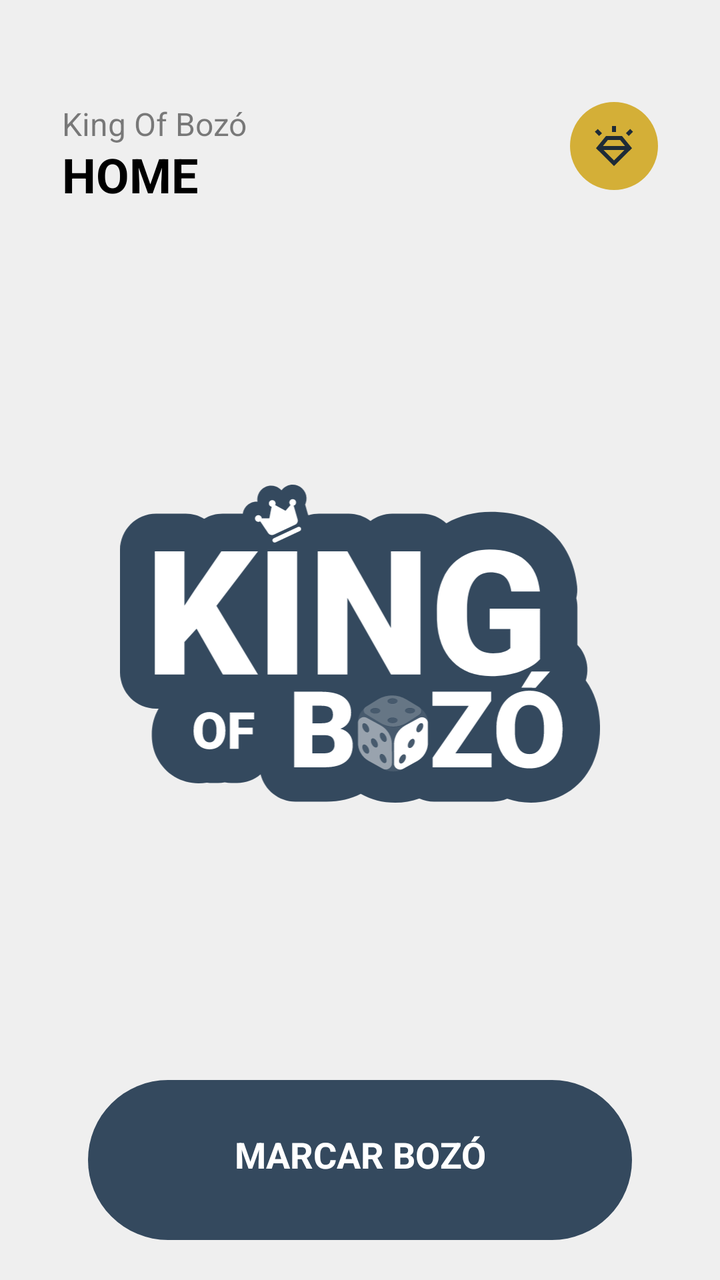
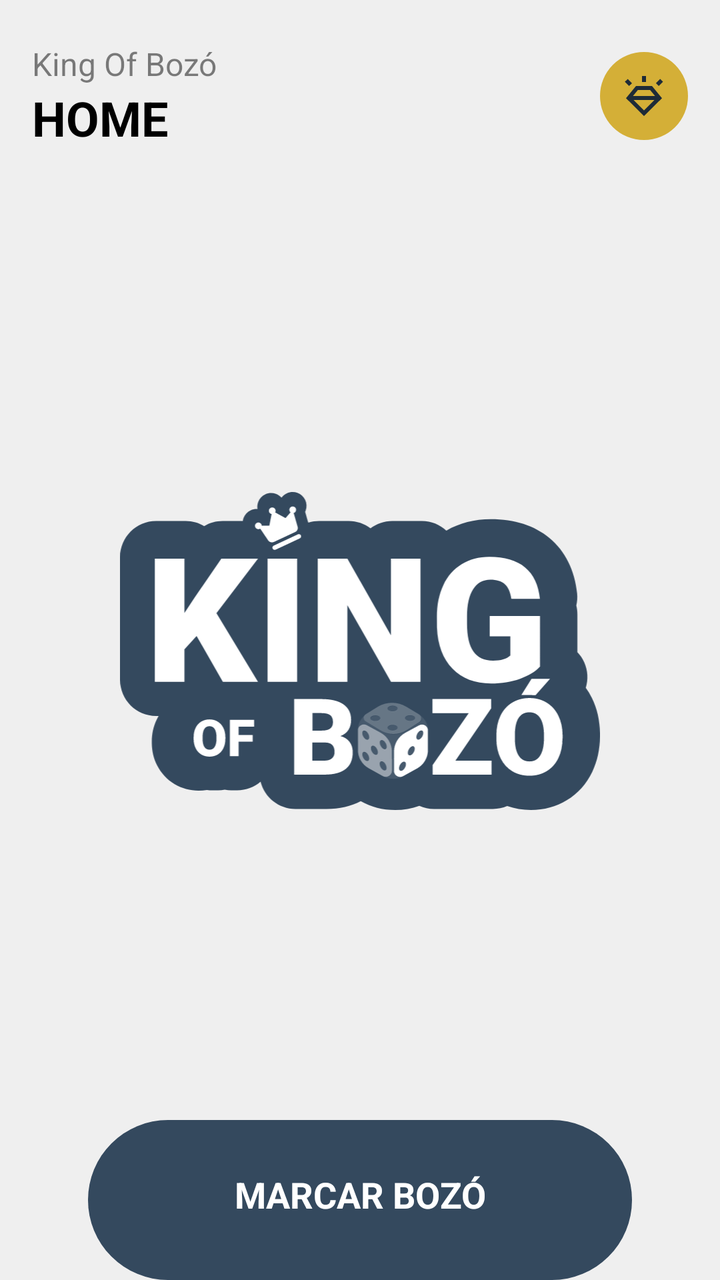

An Android layout rendered at two revisions. The XML below is the earlier revision; the diff shows what the commit changed to produce the second picture.
<!-- AndroidManifest.xml: application theme Base.Theme.KingOfBozo.Standard -->
<!-- res/layout/fragment_home.xml -->
<?xml version="1.0" encoding="utf-8"?>
<androidx.constraintlayout.widget.ConstraintLayout
    xmlns:android="http://schemas.android.com/apk/res/android"
    xmlns:app="http://schemas.android.com/apk/res-auto"
    xmlns:tools="http://schemas.android.com/tools"
    android:layout_width="match_parent"
    android:layout_height="match_parent"
    android:background="?attr/customBackground"
    tools:context=".ui.home.HomeFragment">

    <FrameLayout
        android:id="@+id/text_ajustes_title"
        android:layout_width="match_parent"
        android:layout_height="wrap_content"
        android:paddingHorizontal="15dp"
        android:paddingTop="5dp"
        android:layout_marginTop="36dp"
        android:layout_marginHorizontal="16dp"
        app:layout_constraintStart_toStartOf="parent"
        app:layout_constraintTop_toTopOf="parent">

        <TextView
            android:id="@+id/text_app_title"
            android:layout_width="wrap_content"
            android:layout_height="wrap_content"
            android:layout_marginTop="10dp"
            android:alpha="0.5"
            android:text="@string/king_of_boz"
            android:textColor="?attr/textFillColor"
            android:textSize="16sp" />

        <TextView
            android:id="@+id/text_greeting"
            android:layout_width="wrap_content"
            android:layout_height="wrap_content"
            android:layout_marginTop="30dp"
            android:text="HOME"
            android:textColor="?attr/textFillColor"
            android:textSize="24sp"
            android:textStyle="bold" />

        <ImageView
            android:id="@+id/button_premium_home"
            android:layout_width="44dp"
            android:layout_height="44dp"
            android:layout_gravity="end|top"
            android:layout_marginTop="10dp"
            android:background="@drawable/background_circle"
            android:backgroundTint="@color/premium"
            android:padding="10dp"
            android:src="@drawable/ic_diamond_shine"
            app:tint="@color/padrao_dark"
            android:clickable="true"
            android:focusable="true"
            tools:ignore="ContentDescription" />

    </FrameLayout>

    <ImageView
        android:id="@+id/image_logo_fundo"
        android:layout_width="match_parent"
        android:layout_height="wrap_content"
        android:layout_marginHorizontal="60dp"
        android:adjustViewBounds="true"
        android:contentDescription="@string/logo_king_of_boz"
        android:src="@drawable/fundo_logo"
        android:transitionName="logo_fundo_main"
        app:layout_constraintBottom_toTopOf="@+id/button_marcador"
        app:layout_constraintTop_toBottomOf="@+id/text_ajustes_title"
        app:tint="?attr/colorPrimary"
        tools:ignore="MissingConstraints" />

    <FrameLayout
        android:id="@+id/logo_container"
        android:layout_width="match_parent"
        android:layout_height="wrap_content"
        android:layout_marginHorizontal="60dp"
        android:transitionName="logo_main"
        app:layout_constraintBottom_toTopOf="@+id/button_marcador"
        app:layout_constraintTop_toBottomOf="@+id/text_ajustes_title">

        
        <ImageView
            android:id="@+id/letter_k"
            android:layout_width="match_parent"
            android:layout_height="wrap_content"
            android:adjustViewBounds="true"
            android:src="@drawable/logo_k"
            tools:ignore="ContentDescription" />

        <ImageView
            android:id="@+id/letter_i"
            android:layout_width="match_parent"
            android:layout_height="wrap_content"
            android:adjustViewBounds="true"
            android:src="@drawable/logo_i"
            tools:ignore="ContentDescription" />

        <ImageView
            android:id="@+id/letter_n"
            android:layout_width="match_parent"
            android:layout_height="wrap_content"
            android:adjustViewBounds="true"
            android:src="@drawable/logo_n"
            tools:ignore="ContentDescription" />

        <ImageView
            android:id="@+id/letter_g"
            android:layout_width="match_parent"
            android:layout_height="wrap_content"
            android:adjustViewBounds="true"
            android:src="@drawable/logo_g"
            tools:ignore="ContentDescription" />

        
        <ImageView
            android:id="@+id/letter_o_of"
            android:layout_width="match_parent"
            android:layout_height="wrap_content"
            android:adjustViewBounds="true"
            android:src="@drawable/logo_o_of"
            tools:ignore="ContentDescription" />

        <ImageView
            android:id="@+id/letter_f"
            android:layout_width="match_parent"
            android:layout_height="wrap_content"
            android:adjustViewBounds="true"
            android:src="@drawable/logo_f"
            tools:ignore="ContentDescription" />

        
        <ImageView
            android:id="@+id/letter_b"
            android:layout_width="match_parent"
            android:layout_height="wrap_content"
            android:adjustViewBounds="true"
            android:src="@drawable/logo_b"
            tools:ignore="ContentDescription" />

        <ImageView
            android:id="@+id/logo_dice"
            android:layout_width="match_parent"
            android:layout_height="wrap_content"
            android:adjustViewBounds="true"
            android:src="@drawable/logo_dice"
            tools:ignore="ContentDescription" />

        <ImageView
            android:id="@+id/letter_z"
            android:layout_width="match_parent"
            android:layout_height="wrap_content"
            android:adjustViewBounds="true"
            android:src="@drawable/logo_z"
            tools:ignore="ContentDescription" />

        <ImageView
            android:id="@+id/letter_o_bzo"
            android:layout_width="match_parent"
            android:layout_height="wrap_content"
            android:adjustViewBounds="true"
            android:src="@drawable/logo_o_bzo"
            tools:ignore="ContentDescription" />

        
        <ImageView
            android:id="@+id/crown"
            android:layout_width="match_parent"
            android:layout_height="wrap_content"
            android:adjustViewBounds="true"
            android:src="@drawable/logo_crown"
            tools:ignore="ContentDescription" />

    </FrameLayout>


    <TextView
        android:id="@+id/button_marcador"
        android:layout_width="match_parent"
        android:layout_height="80dp"
        android:layout_marginHorizontal="44dp"
        android:layout_marginBottom="20dp"
        android:background="@drawable/background_card_btn_repouso_destaque_menu"
        android:backgroundTint="?attr/colorPrimary"
        android:gravity="top|center"
        android:paddingTop="25dp"
        android:text="MARCAR BOZÓ"
        android:textColor="?attr/customTextBackground"
        android:textSize="18sp"
        android:textStyle="bold"
        app:layout_constraintBottom_toBottomOf="parent"
        app:layout_constraintEnd_toEndOf="parent"
        app:layout_constraintStart_toStartOf="parent" />


</androidx.constraintlayout.widget.ConstraintLayout>
<!-- resources referenced by this layout -->
<resources>
  <color name="padrao_dark">#1E2B37</color>
  <color name="premium">#D4AF37</color>
  <!-- drawable background_card_btn_repouso_destaque_menu (drawable) -->
  <shape xmlns:android="http://schemas.android.com/apk/res/android"
      android:shape="rectangle">
      <solid android:color="@color/fundo_light" />
      <corners
          android:topLeftRadius="40dp"
          android:topRightRadius="40dp"
          android:bottomLeftRadius="40dp"
          android:bottomRightRadius="40dp" />
  </shape>
  <!-- drawable background_circle (drawable) -->
  <?xml version="1.0" encoding="utf-8"?>
  <shape xmlns:android="http://schemas.android.com/apk/res/android"
      android:shape="oval">
      <solid android:color="@color/fundo_light" />
  </shape>
  <!-- drawable ic_diamond_shine (drawable) -->
  <vector xmlns:android="http://schemas.android.com/apk/res/android" android:height="24dp" android:tint="#FFFFFF" android:viewportHeight="960" android:viewportWidth="960" android:width="24dp">
        
      <path android:fillColor="@android:color/white" android:pathData="M480,880L120,524L320,280L640,280L840,524L480,880ZM183,280L98,195L155,139L240,224L183,280ZM440,200L440,80L520,80L520,200L440,200ZM775,280L718,223L803,138L860,195L775,280ZM480,768L690,560L270,560L480,768ZM358,360L259,480L701,480L602,360L358,360Z"/>
      
  </vector>
  <!-- drawable logo_f (drawable) -->
  <vector xmlns:android="http://schemas.android.com/apk/res/android" android:width="1174.4dp" android:height="778.5dp" android:viewportWidth="1174.4" android:viewportHeight="778.5">
    <path android:pathData="M324.4,611.3h-34.5v35.3h-21.4v-88.8h59.4v16.5h-38v20.4h34.5v16.5Z" android:fillColor="#fff"/>
  </vector>
  <!-- drawable logo_i (drawable) -->
  <vector xmlns:android="http://schemas.android.com/apk/res/android" android:width="1174.4dp" android:height="778.5dp" android:viewportWidth="1174.4" android:viewportHeight="778.5">
    <path android:pathData="M433.2,464.6h-72.4V163.3h72.4v301.3Z" android:fillColor="#fff"/>
  </vector>
  <!-- drawable logo_k (drawable) -->
  <vector xmlns:android="http://schemas.android.com/apk/res/android" android:width="1174.4dp" android:height="778.5dp" android:viewportWidth="1174.4" android:viewportHeight="778.5">
    <path android:pathData="M187.1,352.4l-29.8,32.7v79.5h-72.6V163.3h72.6v132.9l25.3,-38.3 65,-94.6h89.8l-101.8,133.3 101.8,168h-86.1l-64.2,-112.2Z" android:fillColor="#fff"/>
  </vector>
  <!-- drawable logo_n (drawable) -->
  <vector xmlns:android="http://schemas.android.com/apk/res/android" android:width="1174.4dp" android:height="778.5dp" android:viewportWidth="1174.4" android:viewportHeight="778.5">
    <path android:pathData="M735.3,464.6h-72.2l-106.8,-187.5v187.5h-72.6V163.3h72.6l106.6,187.5v-187.5h72.4v301.3Z" android:fillColor="#fff"/>
  </vector>
  <!-- drawable logo_z (drawable) -->
  <vector xmlns:android="http://schemas.android.com/apk/res/android" android:width="1174.4dp" android:height="778.5dp" android:viewportWidth="1174.4" android:viewportHeight="778.5">
    <path android:pathData="M820.8,657.7h88.5v34.3h-144.2v-23.5l88.2,-127.1h-88.7v-34.5h143.8v22.9l-87.6,127.9Z" android:fillColor="#fff"/>
  </vector>
  <string name="king_of_boz">King Of Bozó</string>
  <string name="logo_king_of_boz">Logo King of Bozó</string>
  <color name="fundo_light">#EFEFEF</color>
  <color name="padrao">#34495e</color>
  <color name="text_dark">#000000</color>
  <color name="text_light">#FFFFFF</color>
  <color name="icon_dark">#000000</color>
  <color name="icon_light">#FFFFFF</color>
  <color name="card_light">#FFFFFF</color>
  <color name="card_dark">#313131</color>
  <!-- unchanged entries left out for length: 9 -->
</resources>

<!-- the commit's change to res/layout/fragment_home.xml (unified diff, before → after) -->
@@ -6,24 +6,32 @@
     android:layout_width="match_parent"
     android:layout_height="match_parent"
     android:background="?attr/customBackground"
-    tools:context=".ui.home.HomeFragment">
-
-    <FrameLayout
+    tools:context=".ui.home.HomeFragment"
+    android:fitsSystemWindows="true">
+
+    <LinearLayout
         android:id="@+id/text_ajustes_title"
         android:layout_width="match_parent"
         android:layout_height="wrap_content"
-        android:paddingHorizontal="15dp"
-        android:paddingTop="5dp"
-        android:layout_marginTop="36dp"
+        android:orientation="horizontal"
+        android:layout_marginTop="5dp"
+        android:paddingVertical="16dp"
         android:layout_marginHorizontal="16dp"
         app:layout_constraintStart_toStartOf="parent"
         app:layout_constraintTop_toTopOf="parent">
 
+        <LinearLayout
+            android:layout_width="wrap_content"
+            android:layout_height="wrap_content"
+            android:gravity="start"
+            android:orientation="vertical"
+            android:layout_gravity="center_vertical"
+            android:layout_weight="1">
+
         <TextView
             android:id="@+id/text_app_title"
             android:layout_width="wrap_content"
             android:layout_height="wrap_content"
-            android:layout_marginTop="10dp"
             android:alpha="0.5"
             android:text="@string/king_of_boz"
             android:textColor="?attr/textFillColor"
@@ -33,18 +41,18 @@
             android:id="@+id/text_greeting"
             android:layout_width="wrap_content"
             android:layout_height="wrap_content"
-            android:layout_marginTop="30dp"
             android:text="HOME"
             android:textColor="?attr/textFillColor"
             android:textSize="24sp"
             android:textStyle="bold" />
 
+        </LinearLayout>
+
         <ImageView
             android:id="@+id/button_premium_home"
             android:layout_width="44dp"
             android:layout_height="44dp"
-            android:layout_gravity="end|top"
-            android:layout_marginTop="10dp"
+            android:layout_gravity="center_vertical"
             android:background="@drawable/background_circle"
             android:backgroundTint="@color/premium"
             android:padding="10dp"
@@ -54,7 +62,7 @@
             android:focusable="true"
             tools:ignore="ContentDescription" />
 
-    </FrameLayout>
+    </LinearLayout>
 
     <ImageView
         android:id="@+id/image_logo_fundo"
@@ -179,7 +187,6 @@
         android:layout_width="match_parent"
         android:layout_height="80dp"
         android:layout_marginHorizontal="44dp"
-        android:layout_marginBottom="20dp"
         android:background="@drawable/background_card_btn_repouso_destaque_menu"
         android:backgroundTint="?attr/colorPrimary"
         android:gravity="top|center"
